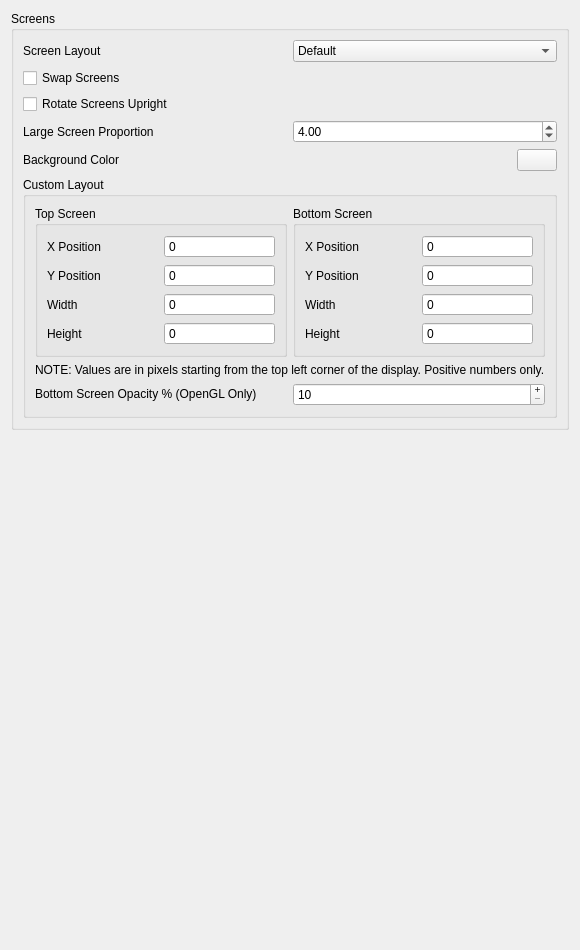
First picture: the form in src/citra_qt/configuration/configure_layout.ui, repository rtiangha/bravely-offline-citra, before the edit.
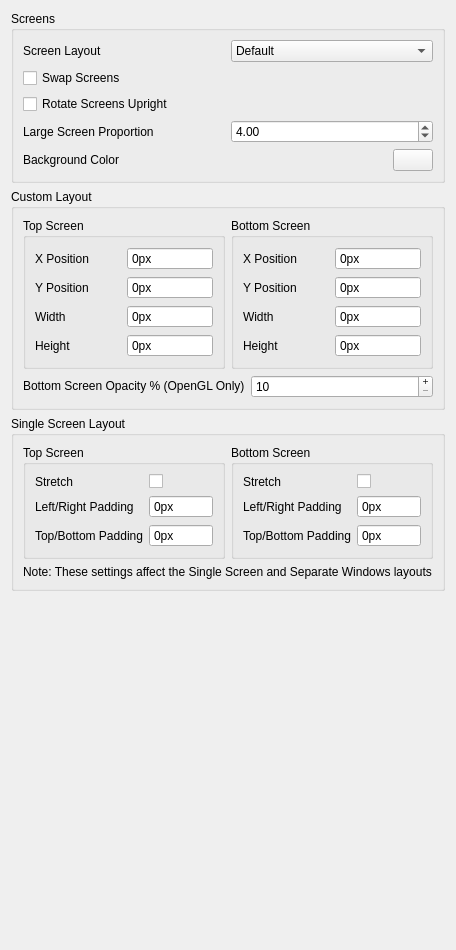
Second picture: the form after the edit.

Commit message:
citra_qt: Add Single Screen/Separate Windows layout configuration options (#165)
* citra_qt: Added Single Screen layout configuration options

These settings also affect the Separate Windows layout

This commit also restructures the Layout tab of the configuration menu

* citra_qt: Made Single Screen Layout config require relevant layout to be selected

* citra_qt: Fixed secondary window hotkeys not working after applying settings

---------

Diff of the .ui file:
```diff
--- a/src/citra_qt/configuration/configure_layout.ui
+++ b/src/citra_qt/configuration/configure_layout.ui
@@ -22,6 +22,9 @@
   <layout class="QVBoxLayout" name="verticalLayout_2">
    <item>
     <widget class="QGroupBox" name="layout_group">
+     <property name="enabled">
+      <bool>true</bool>
+     </property>
      <property name="title">
       <string>Screens</string>
      </property>
@@ -177,6 +180,9 @@
         </layout>
        </widget>
       </item>
+     </layout>
+    </widget>
+   </item>
       <item>
        <widget class="QGroupBox" name="custom_layout_group">
         <property name="minimumSize">
@@ -209,6 +215,9 @@
                 <property name="buttonSymbols">
                  <enum>QAbstractSpinBox::NoButtons</enum>
                 </property>
+             <property name="suffix">
+              <string>px</string>
+             </property>
                 <property name="maximum">
                  <number>2147483647</number>
                 </property>
@@ -226,6 +235,9 @@
                 <property name="buttonSymbols">
                  <enum>QAbstractSpinBox::NoButtons</enum>
                 </property>
+             <property name="suffix">
+              <string>px</string>
+             </property>
                 <property name="maximum">
                  <number>2147483647</number>
                 </property>
@@ -243,6 +255,9 @@
                 <property name="buttonSymbols">
                  <enum>QAbstractSpinBox::NoButtons</enum>
                 </property>
+             <property name="suffix">
+              <string>px</string>
+             </property>
                 <property name="maximum">
                  <number>2147483647</number>
                 </property>
@@ -260,6 +275,9 @@
                 <property name="buttonSymbols">
                  <enum>QAbstractSpinBox::NoButtons</enum>
                 </property>
+             <property name="suffix">
+              <string>px</string>
+             </property>
                 <property name="maximum">
                  <number>2147483647</number>
                 </property>
@@ -292,6 +310,9 @@
                 <property name="buttonSymbols">
                  <enum>QAbstractSpinBox::NoButtons</enum>
                 </property>
+             <property name="suffix">
+              <string>px</string>
+             </property>
                 <property name="maximum">
                  <number>2147483647</number>
                 </property>
@@ -309,6 +330,9 @@
                 <property name="buttonSymbols">
                  <enum>QAbstractSpinBox::NoButtons</enum>
                 </property>
+             <property name="suffix">
+              <string>px</string>
+             </property>
                 <property name="maximum">
                  <number>2147483647</number>
                 </property>
@@ -326,6 +350,9 @@
                 <property name="buttonSymbols">
                  <enum>QAbstractSpinBox::NoButtons</enum>
                 </property>
+             <property name="suffix">
+              <string>px</string>
+             </property>
                 <property name="maximum">
                  <number>2147483647</number>
                 </property>
@@ -343,6 +370,9 @@
                 <property name="buttonSymbols">
                  <enum>QAbstractSpinBox::NoButtons</enum>
                 </property>
+             <property name="suffix">
+              <string>px</string>
+             </property>
                 <property name="maximum">
                  <number>2147483647</number>
                 </property>
@@ -353,17 +383,6 @@
            </item>
           </layout>
          </item>
-         <item>
-          <layout class="QHBoxLayout" name="horizontalLayout_2">
-           <item>
-            <widget class="QLabel" name="label_2">
-             <property name="text">
-              <string>&lt;html&gt;&lt;head/&gt;&lt;body&gt;&lt;p&gt;NOTE: Values are in pixels starting from the top left corner of the display. Positive numbers only.&lt;/p&gt;&lt;/body&gt;&lt;/html&gt;</string>
-             </property>
-            </widget>
-           </item>
-          </layout>
-         </item>
          <item>
           <layout class="QHBoxLayout" name="horizontalLayout_3">
            <item>
@@ -390,6 +409,165 @@
          </item>
         </layout>
        </widget>
+   </item>
+   <item>
+    <widget class="QGroupBox" name="single_screen_layout_config_group">
+     <property name="minimumSize">
+      <size>
+       <width>0</width>
+       <height>0</height>
+      </size>
+     </property>
+     <property name="title">
+      <string>Single Screen Layout</string>
+     </property>
+     <layout class="QVBoxLayout" name="verticalLayout_5">
+      <item>
+       <layout class="QHBoxLayout" name="horizontalLayout_4">
+        <item>
+         <widget class="QGroupBox" name="gb_top_screen_2">
+          <property name="title">
+           <string>Top Screen</string>
+          </property>
+          <layout class="QGridLayout" name="gridLayout_2">
+           <item row="0" column="0">
+            <widget class="QLabel" name="lb_top_stretch">
+             <property name="text">
+              <string>Stretch</string>
+             </property>
+            </widget>
+           </item>
+           <item row="1" column="1">
+            <widget class="QSpinBox" name="screen_top_leftright_padding">
+             <property name="buttonSymbols">
+              <enum>QAbstractSpinBox::NoButtons</enum>
+             </property>
+             <property name="suffix">
+              <string>px</string>
+             </property>
+             <property name="maximum">
+              <number>2147483647</number>
+             </property>
+            </widget>
+           </item>
+           <item row="1" column="0">
+            <widget class="QLabel" name="lb_top_leftright_padding">
+             <property name="text">
+              <string>Left/Right Padding</string>
+             </property>
+            </widget>
+           </item>
+           <item row="2" column="0">
+            <widget class="QLabel" name="lb_top_topbottom_padding">
+             <property name="text">
+              <string>Top/Bottom Padding</string>
+             </property>
+            </widget>
+           </item>
+           <item row="2" column="1">
+            <widget class="QSpinBox" name="screen_top_topbottom_padding">
+             <property name="buttonSymbols">
+              <enum>QAbstractSpinBox::NoButtons</enum>
+             </property>
+             <property name="suffix">
+              <string>px</string>
+             </property>
+             <property name="maximum">
+              <number>2147483647</number>
+             </property>
+            </widget>
+           </item>
+           <item row="0" column="1">
+            <widget class="QCheckBox" name="screen_top_stretch">
+             <property name="text">
+              <string notr="true"/>
+             </property>
+            </widget>
+           </item>
+          </layout>
+         </widget>
+        </item>
+        <item>
+         <widget class="QGroupBox" name="gb_bottom_screen">
+          <property name="minimumSize">
+           <size>
+            <width>0</width>
+            <height>0</height>
+           </size>
+          </property>
+          <property name="title">
+           <string>Bottom Screen</string>
+          </property>
+          <layout class="QGridLayout" name="gridLayout">
+           <item row="1" column="0">
+            <widget class="QLabel" name="lb_bottom_leftright_padding">
+             <property name="text">
+              <string>Left/Right Padding</string>
+             </property>
+            </widget>
+           </item>
+           <item row="2" column="0">
+            <widget class="QLabel" name="lb_bottom_topbottom_padding">
+             <property name="text">
+              <string>Top/Bottom Padding</string>
+             </property>
+            </widget>
+           </item>
+           <item row="1" column="1">
+            <widget class="QSpinBox" name="screen_bottom_leftright_padding">
+             <property name="buttonSymbols">
+              <enum>QAbstractSpinBox::NoButtons</enum>
+             </property>
+             <property name="suffix">
+              <string>px</string>
+             </property>
+             <property name="maximum">
+              <number>2147483647</number>
+             </property>
+            </widget>
+           </item>
+           <item row="2" column="1">
+            <widget class="QSpinBox" name="screen_bottom_topbottom_padding">
+             <property name="buttonSymbols">
+              <enum>QAbstractSpinBox::NoButtons</enum>
+             </property>
+             <property name="suffix">
+              <string>px</string>
+             </property>
+             <property name="maximum">
+              <number>2147483647</number>
+             </property>
+            </widget>
+           </item>
+           <item row="0" column="0">
+            <widget class="QLabel" name="lb_bottom_stretch">
+             <property name="text">
+              <string>Stretch</string>
+             </property>
+            </widget>
+           </item>
+           <item row="0" column="1">
+            <widget class="QCheckBox" name="screen_bottom_stretch">
+             <property name="text">
+              <string notr="true"/>
+             </property>
+            </widget>
+           </item>
+          </layout>
+         </widget>
+        </item>
+       </layout>
+      </item>
+      <item>
+       <layout class="QHBoxLayout" name="horizontalLayout_2">
+        <item>
+         <widget class="QLabel" name="label">
+          <property name="text">
+           <string>Note: These settings affect the Single Screen and Separate Windows layouts</string>
+          </property>
+         </widget>
+        </item>
+       </layout>
       </item>
      </layout>
 >>>>>>> b2607fd99 (citra_qt: Remove scroll bar from Layout and Enhancements tabs):src/citra_qt/configuration/configure_layout.ui
```
Lines whose indentation alone changed are shown as unchanged. The commit also changes 7 other files.
